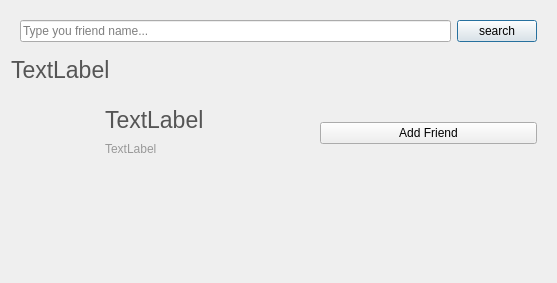
This is E2EEIM-Desktop/addcontact.ui in E2EEIM/E2EEIM as Qt 5 draws it before an edit. The edited form follows.
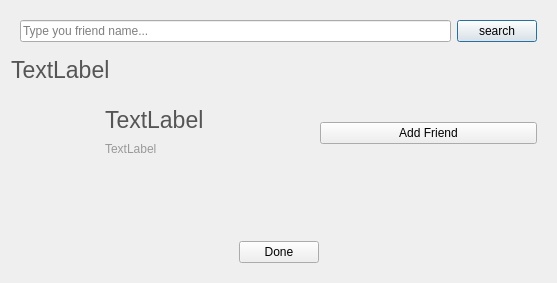
This is the edited form. Icons and pictures are not drawn.

Commit message: Create Done button for AddContact window

```diff
--- a/E2EEIM-Desktop/addcontact.ui
+++ b/E2EEIM-Desktop/addcontact.ui
@@ -185,7 +185,41 @@
      <property name="frameShadow">
       <enum>QFrame::Raised</enum>
      </property>
-     <layout class="QHBoxLayout" name="horizontalLayout"/>
+     <layout class="QHBoxLayout" name="horizontalLayout">
+      <item>
+       <spacer name="horizontalSpacer">
+        <property name="orientation">
+         <enum>Qt::Horizontal</enum>
+        </property>
+        <property name="sizeHint" stdset="0">
+         <size>
+          <width>40</width>
+          <height>20</height>
+         </size>
+        </property>
+       </spacer>
+      </item>
+      <item>
+       <widget class="QPushButton" name="pushButton_Done">
+        <property name="text">
+         <string>Done</string>
+        </property>
+       </widget>
+      </item>
+      <item>
+       <spacer name="horizontalSpacer_2">
+        <property name="orientation">
+         <enum>Qt::Horizontal</enum>
+        </property>
+        <property name="sizeHint" stdset="0">
+         <size>
+          <width>40</width>
+          <height>20</height>
+         </size>
+        </property>
+       </spacer>
+      </item>
+     </layout>
     </widget>
    </item>
   </layout>
```
The commit also changes 2 other files.
